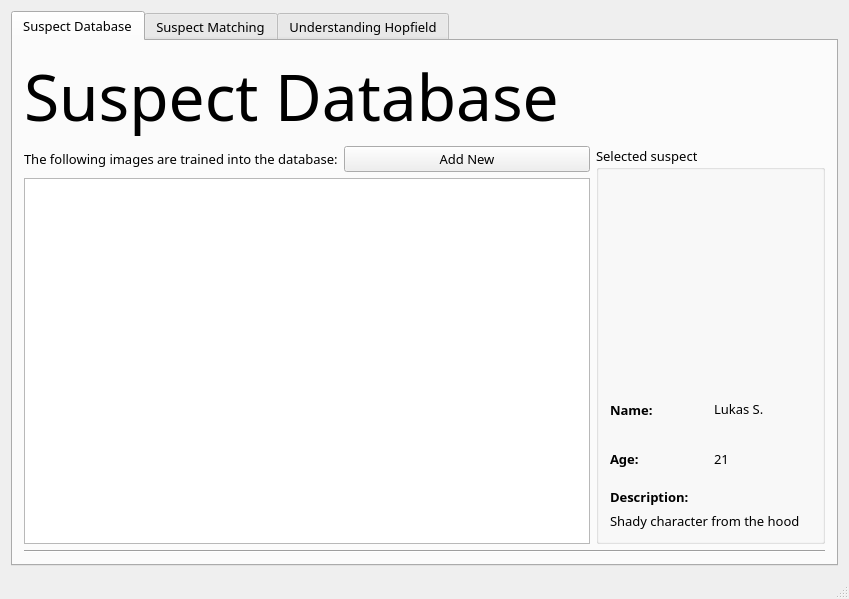
Old version of the form gui/policedb.ui in the repository imperialhopfield/hopfield.
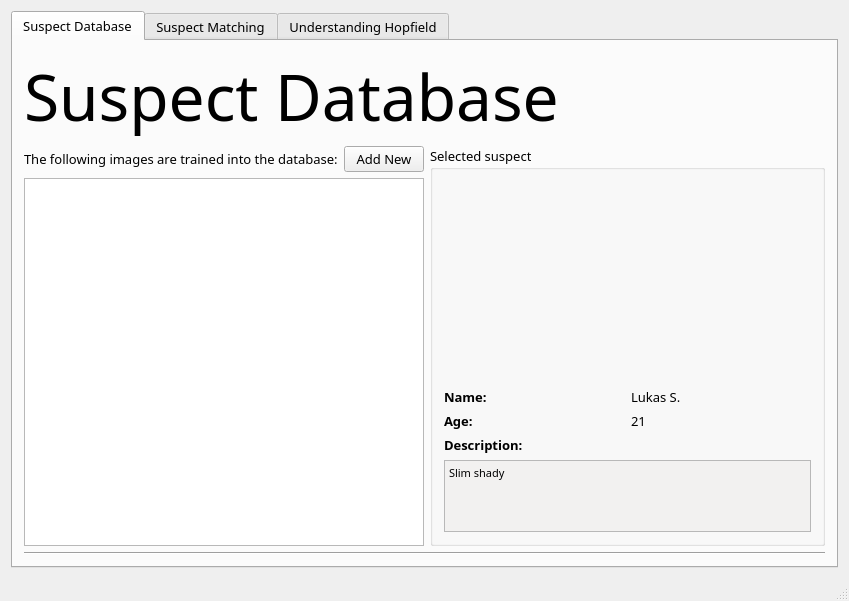
New version of the form. Icons and pictures are not drawn.

```diff
--- a/gui/policedb.ui
+++ b/gui/policedb.ui
@@ -184,9 +184,53 @@
                   </widget>
                  </item>
                  <item>
-                  <widget class="QLabel" name="descLabel">
-                   <property name="text">
-                    <string>Shady character from the hood</string>
+                  <widget class="QTextBrowser" name="descLabel">
+                   <property name="palette">
+                    <palette>
+                     <active>
+                      <colorrole role="Base">
+                       <brush brushstyle="SolidPattern">
+                        <color alpha="255">
+                         <red>242</red>
+                         <green>241</green>
+                         <blue>240</blue>
+                        </color>
+                       </brush>
+                      </colorrole>
+                     </active>
+                     <inactive>
+                      <colorrole role="Base">
+                       <brush brushstyle="SolidPattern">
+                        <color alpha="255">
+                         <red>242</red>
+                         <green>241</green>
+                         <blue>240</blue>
+                        </color>
+                       </brush>
+                      </colorrole>
+                     </inactive>
+                     <disabled>
+                      <colorrole role="Base">
+                       <brush brushstyle="SolidPattern">
+                        <color alpha="255">
+                         <red>255</red>
+                         <green>255</green>
+                         <blue>255</blue>
+                        </color>
+                       </brush>
+                      </colorrole>
+                     </disabled>
+                    </palette>
+                   </property>
+                   <property name="horizontalScrollBarPolicy">
+                    <enum>Qt::ScrollBarAlwaysOff</enum>
+                   </property>
+                   <property name="html">
+                    <string>&lt;!DOCTYPE HTML PUBLIC &quot;-//W3C//DTD HTML 4.0//EN&quot; &quot;http://www.w3.org/TR/REC-html40/strict.dtd&quot;&gt;
+&lt;html&gt;&lt;head&gt;&lt;meta name=&quot;qrichtext&quot; content=&quot;1&quot; /&gt;&lt;style type=&quot;text/css&quot;&gt;
+p, li { white-space: pre-wrap; }
+&lt;/style&gt;&lt;/head&gt;&lt;body style=&quot; font-family:'Helvetica LT Std Light'; font-size:10pt; font-weight:400; font-style:normal;&quot;&gt;
+&lt;p style=&quot; margin-top:0px; margin-bottom:14px; margin-left:0px; margin-right:0px; -qt-block-indent:0; text-indent:0px;&quot;&gt;&lt;span style=&quot; font-family:'Arial,Helvetica,sans'; font-size:11px; color:#000000;&quot;&gt;Slim shady&lt;/span&gt;&lt;/p&gt;&lt;/body&gt;&lt;/html&gt;</string>
                    </property>
                    <property name="textInteractionFlags">
                     <set>Qt::LinksAccessibleByMouse|Qt::TextSelectableByKeyboard|Qt::TextSelectableByMouse</set>
```
Left out of the diff: 4 changed lines with no effect on the pictures.
